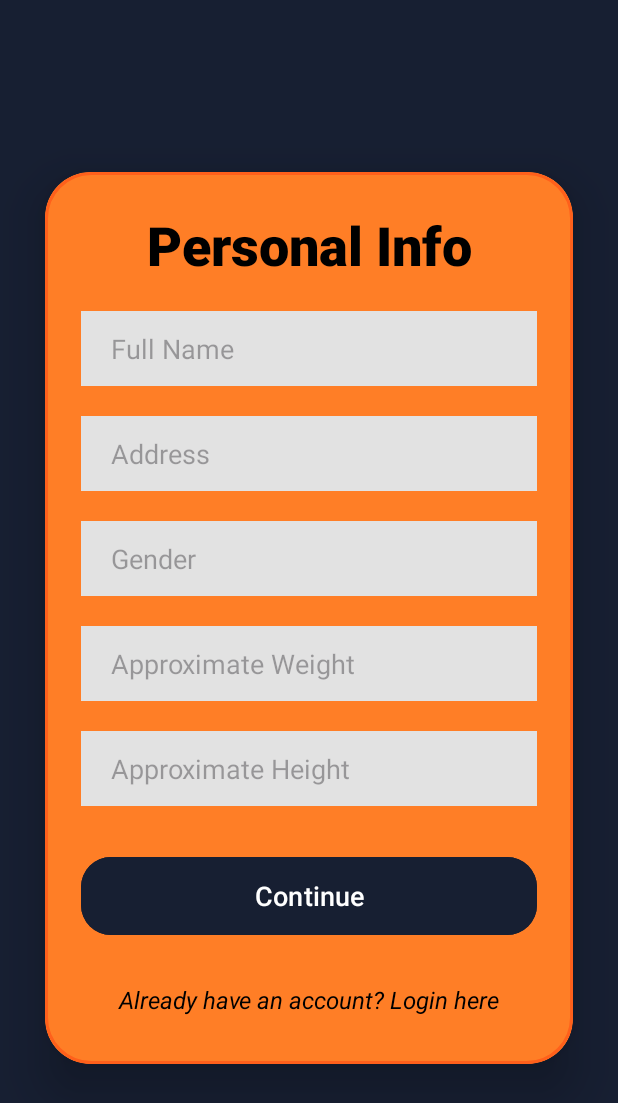
After one commit to jmmaristela/MOBDEVE-MCO_Group30_MaristelaOcampo, an Android app: the layout activity_register_info.xml on its own in the app's theme, with its tools: preview values and no code run, on a phone screen of 412 x 824 dp. The commit adds this screen. Shown: the top 1103 px of the screen. Run offline under Robolectric (Android 15) with nearby library versions, the phone set to English and light mode, and no system bars.

Commit message:
Personal Info Registration UI

```diff
--- /dev/null
+++ b/app/src/main/res/drawable/baseline_email_24.xml
@@ -0,0 +1,5 @@
+<vector xmlns:android="http://schemas.android.com/apk/res/android" android:height="24dp" android:tint="#000000" android:viewportHeight="24" android:viewportWidth="24" android:width="24dp">
+
+    <path android:fillColor="@android:color/white" android:pathData="M20,4L4,4c-1.1,0 -1.99,0.9 -1.99,2L2,18c0,1.1 0.9,2 2,2h16c1.1,0 2,-0.9 2,-2L22,6c0,-1.1 -0.9,-2 -2,-2zM20,8l-8,5 -8,-5L4,6l8,5 8,-5v2z"/>
+
+</vector>
--- /dev/null
+++ b/app/src/main/res/drawable/custom_edittext_register.xml
@@ -0,0 +1,12 @@
+<?xml version="1.0" encoding="utf-8"?>
+<shape xmlns:android="http://schemas.android.com/apk/res/android"
+    android:shape="rectangle">
+
+
+    <stroke
+        android:width="2dp"
+        android:color="@color/main_blue"
+
+        />
+
+</shape>
--- a/app/src/main/res/layout/activity_login.xml
+++ b/app/src/main/res/layout/activity_login.xml
@@ -20,6 +20,7 @@
         android:layout_height="wrap_content"
         android:layout_marginLeft="30dp"
         android:layout_marginRight="30dp"
+        app:cardBackgroundColor="@color/dark_white"
         app:cardCornerRadius="30dp"
         app:cardElevation="20dp">
 
--- a/app/src/main/res/layout/activity_register.xml
+++ /dev/null
@@ -1,37 +0,0 @@
-<?xml version="1.0" encoding="utf-8"?>
-<LinearLayout xmlns:android="http://schemas.android.com/apk/res/android"
-    android:layout_width="match_parent"
-    android:layout_height="match_parent"
-    android:background="@color/main_blue"
-    xmlns:tools="http://schemas.android.com/tools"
-    xmlns:app="http://schemas.android.com/apk/res-auto"
-    android:orientation="vertical"
-    android:padding="16dp"
-    android:gravity="center">
-
-    <EditText
-        android:id="@+id/username"
-        android:layout_width="match_parent"
-        android:layout_height="wrap_content"
-        android:hint="Username" />
-
-    <EditText
-        android:id="@+id/password"
-        android:layout_width="match_parent"
-        android:layout_height="wrap_content"
-        android:hint="Password"
-        android:inputType="textPassword" />
-
-    <EditText
-        android:id="@+id/confirmPassword"
-        android:layout_width="match_parent"
-        android:layout_height="wrap_content"
-        android:hint="Confirm Password"
-        android:inputType="textPassword" />
-
-    <Button
-        android:id="@+id/registerButton"
-        android:layout_width="match_parent"
-        android:layout_height="wrap_content"
-        android:text="Register" />
-</LinearLayout>
--- /dev/null
+++ b/app/src/main/res/layout/activity_register_account.xml
@@ -0,0 +1,6 @@
+<?xml version="1.0" encoding="utf-8"?>
+<androidx.constraintlayout.widget.ConstraintLayout xmlns:android="http://schemas.android.com/apk/res/android"
+    android:layout_width="match_parent"
+    android:layout_height="match_parent">
+
+</androidx.constraintlayout.widget.ConstraintLayout>
--- /dev/null
+++ b/app/src/main/res/layout/activity_register_info.xml
@@ -0,0 +1,122 @@
+<?xml version="1.0" encoding="utf-8"?>
+<LinearLayout xmlns:android="http://schemas.android.com/apk/res/android"
+    android:layout_width="match_parent"
+    android:layout_height="match_parent"
+    xmlns:tools="http://schemas.android.com/tools"
+    xmlns:app="http://schemas.android.com/apk/res-auto"
+    android:background="@color/main_blue"
+    android:orientation="vertical"
+    android:gravity="center">
+
+    <androidx.cardview.widget.CardView
+        android:layout_width="match_parent"
+        android:layout_height="wrap_content"
+        android:layout_marginLeft="30dp"
+        android:layout_marginRight="30dp"
+        app:cardBackgroundColor="@color/sub_orange"
+        app:cardCornerRadius="30dp"
+        app:cardElevation="20dp">
+
+        <LinearLayout
+            android:layout_width="match_parent"
+            android:layout_height="wrap_content"
+            android:layout_gravity="center_horizontal"
+            android:background="@drawable/custom_edittext"
+            android:orientation="vertical"
+            android:padding="24dp">
+
+            <TextView
+                android:id="@+id/registerText"
+                android:layout_width="match_parent"
+                android:layout_height="wrap_content"
+                android:text="Personal Info"
+                android:textAlignment="center"
+                android:textColor="@color/black"
+                android:textSize="36sp"
+                android:fontFamily="sans-serif-black"
+                android:textStyle="bold" />
+
+            <EditText
+                android:id="@+id/fullName"
+                android:layout_width="match_parent"
+                android:layout_height="50dp"
+                android:layout_marginTop="20dp"
+                android:background="@drawable/custom_edittext_register"
+                android:backgroundTint="@color/dark_white"
+                android:hint="Full Name"
+                android:paddingLeft="20dp"
+                android:textColor="@color/black" />
+
+            <EditText
+                android:id="@+id/address"
+                android:layout_width="match_parent"
+                android:layout_height="50dp"
+                android:layout_marginTop="20dp"
+                android:background="@drawable/custom_edittext_register"
+                android:backgroundTint="@color/dark_white"
+                android:hint="Address"
+                android:paddingLeft="20dp"
+                android:textColor="@color/black" />
+
+            <EditText
+                android:id="@+id/gender"
+                android:layout_width="match_parent"
+                android:layout_height="50dp"
+                android:layout_marginTop="20dp"
+                android:background="@drawable/custom_edittext_register"
+                android:backgroundTint="@color/dark_white"
+                android:hint="Gender"
+                android:paddingLeft="20dp"
+                android:textColor="@color/black" />
+
+            <EditText
+                android:id="@+id/approxWeight"
+                android:layout_width="match_parent"
+                android:layout_height="50dp"
+                android:layout_marginTop="20dp"
+                android:background="@drawable/custom_edittext_register"
+                android:backgroundTint="@color/dark_white"
+                android:hint="Approximate Weight"
+                android:paddingLeft="20dp"
+                android:textColor="@color/black" />
+
+            <EditText
+                android:id="@+id/approxHeight"
+                android:layout_width="match_parent"
+                android:layout_height="50dp"
+                android:layout_marginTop="20dp"
+                android:background="@drawable/custom_edittext_register"
+                android:backgroundTint="@color/dark_white"
+                android:hint="Approximate Height"
+                android:paddingLeft="20dp"
+                android:textColor="@color/black" />
+
+            <Button
+                android:id="@+id/continueBtn"
+                android:layout_width="match_parent"
+                android:layout_height="60dp"
+                android:layout_marginTop="30dp"
+                android:backgroundTint="@color/main_blue"
+                android:text="Continue"
+                android:textSize="18sp"
+                android:textColor="@color/white"
+                app:cornerRadius="20dp" />
+
+            <TextView
+                android:id="@+id/loginLink"
+                android:layout_width="match_parent"
+                android:layout_height="wrap_content"
+                android:layout_marginTop="20dp"
+                android:text="Already have an account? Login here"
+                android:textAlignment="center"
+                android:textColor="@color/black"
+                android:textSize="16sp"
+                android:textStyle="italic"
+                android:clickable="true"
+                android:focusable="true"
+                android:padding="8dp" />
+
+        </LinearLayout>
+
+    </androidx.cardview.widget.CardView>
+</LinearLayout>
--- a/app/src/main/res/values/colors.xml
+++ b/app/src/main/res/values/colors.xml
@@ -6,4 +6,10 @@
     <color name="main_blue">#171F32</color>
     <color name="main_orange">#FF601B</color>
 
+    <color name="sub_orange">#ff7e26</color>
+
+    <color name="dark_white">#E2E2E2</color>
+
+
+
 </resources>
```
